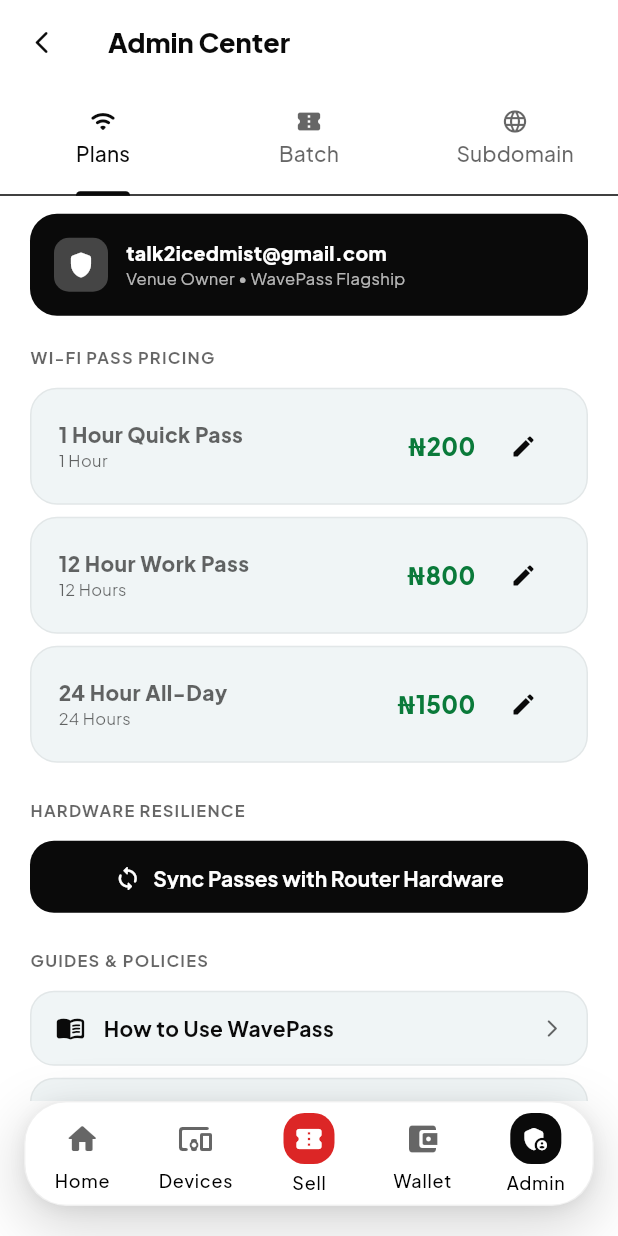
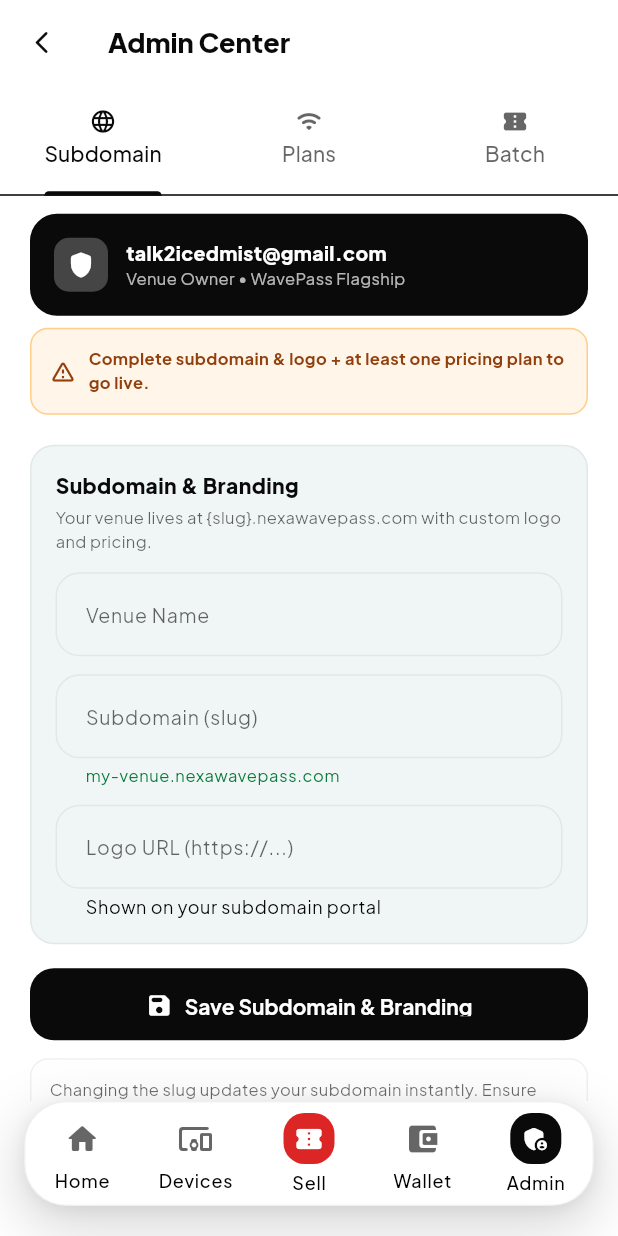
Before and after one commit to Icedmist/WavePass-Android, a Flutter app: the AdminManagementScreen screen opened by its route, on a phone screen of 412 x 824 dp. Run offline on Flutter 3.47's test engine with Material 3 defaults, Android fonts, the phone set to English and light mode, and no system bars; our stand-ins replace go_router, google_fonts, open_file, pdf, printing, shared_preferences and 1 more; missing offline and left inert: mobile_scanner; accounts and stored records are empty; network calls fail.

Commit message:
feat(mobile): sell data ring + admin subdomain first + Go Live gate

```diff
--- a/lib/screens/admin_management_screen.dart
+++ b/lib/screens/admin_management_screen.dart
@@ -4,6 +4,10 @@
 import '../core/services/supabase_service.dart';
 import '../core/services/wavepass_api.dart';
 import '../core/theme/app_theme.dart';
+import 'how_to_use_screen.dart';
+import 'login_screen.dart';
+import 'privacy_screen.dart';
+import 'terms_screen.dart';
 
 class AdminManagementScreen extends StatefulWidget {
   const AdminManagementScreen({super.key});
@@ -18,7 +22,6 @@
     {'name': '24 Hour All-Day', 'price': 1500, 'duration': '24 Hours'},
   ];
   bool _isSyncing = false;
-  // Subdomain tab state
   final _nameCtrl = TextEditingController();
   final _slugCtrl = TextEditingController();
   final _logoCtrl = TextEditingController();
@@ -68,19 +71,12 @@
     }
     setState(() => _savingVenue = true);
     try {
-      await WavePassApi.instance.clientPatch('/api/v1/venues/$_venueId', {'name': _nameCtrl.text.trim(), 'slug': slug, 'logoUrl': _logoCtrl.text.trim()});
+      await WavePassApi.instance.patchVenue(_venueId!, {'name': _nameCtrl.text.trim(), 'slug': slug, 'logoUrl': _logoCtrl.text.trim()});
       if (!mounted) return;
       ScaffoldMessenger.of(context).showSnackBar(SnackBar(content: Text('Venue updated: $slug.nexawavepass.com'), backgroundColor: AppColors.accentGreen));
     } catch (e) {
-      // fallback via direct http
-      try {
-        final res = await WavePassApi.instance.patchVenue(_venueId!, {'name': _nameCtrl.text.trim(), 'slug': slug, 'logoUrl': _logoCtrl.text.trim()});
       if (!mounted) return;
-        ScaffoldMessenger.of(context).showSnackBar(SnackBar(content: Text('Venue updated: ${res['slug']}.nexawavepass.com')));
-      } catch (e2) {
-        if (!mounted) return;
-        ScaffoldMessenger.of(context).showSnackBar(SnackBar(content: Text('Failed: $e2'), backgroundColor: AppColors.accentRed));
-      }
+      ScaffoldMessenger.of(context).showSnackBar(SnackBar(content: Text('Failed: $e'), backgroundColor: AppColors.accentRed));
     } finally {
       if (mounted) setState(() => _savingVenue = false);
     }
@@ -108,20 +104,43 @@
 
   @override
   Widget build(BuildContext context) {
+    final isReady = _venueId != null && _logoCtrl.text.trim().isNotEmpty && _plans.isNotEmpty;
     return DefaultTabController(
       length: 3,
       child: Scaffold(
         backgroundColor: AppColors.white,
-        appBar: AppBar(backgroundColor: AppColors.white, elevation: 0, leading: IconButton(icon: const Icon(Icons.arrow_back_ios_rounded, color: AppColors.primary, size: 18), onPressed: () => context.canPop() ? context.pop() : context.go(AppRouter.dashboard)), title: const Text("Admin Center", style: TextStyle(fontSize: 18, fontWeight: FontWeight.w900, color: AppColors.primary)), bottom: const TabBar(labelColor: AppColors.primary, unselectedLabelColor: AppColors.textLight, indicatorColor: AppColors.primary, indicatorWeight: 2.5, tabs: [Tab(icon: Icon(Icons.wifi_rounded, size: 18), text: 'Plans'), Tab(icon: Icon(Icons.confirmation_number_rounded, size: 18), text: 'Batch'), Tab(icon: Icon(Icons.language_rounded, size: 18), text: 'Subdomain')])),
+        appBar: AppBar(backgroundColor: AppColors.white, elevation: 0, leading: IconButton(icon: const Icon(Icons.arrow_back_ios_rounded, color: AppColors.primary, size: 18), onPressed: () => context.canPop() ? context.pop() : context.go(AppRouter.dashboard)), title: const Text("Admin Center", style: TextStyle(fontSize: 18, fontWeight: FontWeight.w900, color: AppColors.primary)), bottom: const TabBar(labelColor: AppColors.primary, unselectedLabelColor: AppColors.textLight, indicatorColor: AppColors.primary, indicatorWeight: 2.5, tabs: [Tab(icon: Icon(Icons.language_rounded, size: 18), text: 'Subdomain'), Tab(icon: Icon(Icons.wifi_rounded, size: 18), text: 'Plans'), Tab(icon: Icon(Icons.confirmation_number_rounded, size: 18), text: 'Batch')])),
         body: Column(children: [
           Padding(padding: const EdgeInsets.fromLTRB(20, 12, 20, 0), child: Container(padding: const EdgeInsets.all(16), decoration: BoxDecoration(color: AppColors.primary, borderRadius: BorderRadius.circular(18)), child: Row(children: [Container(width: 36, height: 36, decoration: BoxDecoration(color: Colors.white24, borderRadius: BorderRadius.circular(10)), child: const Icon(Icons.shield_rounded, color: Colors.white, size: 20)), const SizedBox(width: 12), const Expanded(child: Column(crossAxisAlignment: CrossAxisAlignment.start, children: [Text("talk2icedmist@gmail.com", style: TextStyle(fontSize: 13, fontWeight: FontWeight.w800, color: Colors.white)), Text("Venue Owner • WavePass Flagship", style: TextStyle(fontSize: 11, color: Colors.white70))]))]))),
+          if (!isReady)
+            Padding(padding: const EdgeInsets.fromLTRB(20, 8, 20, 0), child: Container(padding: const EdgeInsets.all(12), decoration: BoxDecoration(color: AppColors.warmSand.withValues(alpha: 0.2), borderRadius: BorderRadius.circular(12), border: Border.all(color: AppColors.warmSand)), child: const Row(children: [Icon(Icons.warning_amber_rounded, size: 18, color: Color(0xFF92400E)), SizedBox(width: 8), Expanded(child: Text('Complete subdomain & logo + at least one pricing plan to go live.', style: TextStyle(fontSize: 11, fontWeight: FontWeight.w700, color: Color(0xFF92400E))))]))),
           const SizedBox(height: 8),
           Expanded(child: TabBarView(children: [
-            // TAB 1: PLANS
+            // TAB 1: SUBDOMAIN
+            SingleChildScrollView(padding: const EdgeInsets.fromLTRB(20, 12, 20, 16), child: Column(crossAxisAlignment: CrossAxisAlignment.stretch, children: [
+              Container(padding: const EdgeInsets.all(16), decoration: BoxDecoration(color: AppColors.containerBg, borderRadius: BorderRadius.circular(16), border: Border.all(color: AppColors.cardBorder)), child: Column(crossAxisAlignment: CrossAxisAlignment.start, children: [
+                const Text("Subdomain & Branding", style: TextStyle(fontSize: 14, fontWeight: FontWeight.w800, color: AppColors.primary)),
+                const SizedBox(height: 4),
+                const Text("Your venue lives at {slug}.nexawavepass.com with custom logo and pricing.", style: TextStyle(fontSize: 11, color: AppColors.textLight)),
+                const SizedBox(height: 12),
+                if (_loadingVenue) const Center(child: CircularProgressIndicator(strokeWidth: 2)) else ...[
+                  TextField(controller: _nameCtrl, decoration: const InputDecoration(labelText: 'Venue Name', border: OutlineInputBorder())),
+                  const SizedBox(height: 12),
+                  TextField(controller: _slugCtrl, decoration: InputDecoration(labelText: 'Subdomain (slug)', border: const OutlineInputBorder(), helperText: _slugCtrl.text.isEmpty ? 'my-venue.nexawavepass.com' : '${_slugCtrl.text.toLowerCase()}.nexawavepass.com', helperStyle: const TextStyle(fontSize: 11, color: AppColors.accentGreen)), onChanged: (_) => setState(() {})),
+                  const SizedBox(height: 12),
+                  TextField(controller: _logoCtrl, decoration: const InputDecoration(labelText: 'Logo URL (https://...)', border: OutlineInputBorder(), helperText: 'Shown on your subdomain portal')),
+                ],
+              ])),
+              const SizedBox(height: 16),
+              SizedBox(height: 48, child: ElevatedButton.icon(onPressed: _savingVenue ? null : _saveVenue, icon: _savingVenue ? const SizedBox(width: 16, height: 16, child: CircularProgressIndicator(strokeWidth: 2, color: Colors.white)) : const Icon(Icons.save_rounded), label: Text(_savingVenue ? 'Saving...' : 'Save Subdomain & Branding'))),
+              const SizedBox(height: 12),
+              Container(padding: const EdgeInsets.all(12), decoration: BoxDecoration(color: AppColors.white, borderRadius: BorderRadius.circular(12), border: Border.all(color: AppColors.cardBorder)), child: const Text('Changing the slug updates your subdomain instantly. Ensure DNS wildcard *.nexawavepass.com points to your frontend.', style: TextStyle(fontSize: 11, color: AppColors.textLight))),
+            ])),
+            // TAB 2: PLANS
             SingleChildScrollView(padding: const EdgeInsets.fromLTRB(20, 12, 20, 16), child: Column(crossAxisAlignment: CrossAxisAlignment.stretch, children: [
               const Text("WI-FI PASS PRICING", style: TextStyle(fontSize: 11, fontWeight: FontWeight.w700, color: AppColors.textLight, letterSpacing: 0.8)),
               const SizedBox(height: 12),
-              ListView.separated(shrinkWrap: true, physics: const NeverScrollableScrollPhysics(), itemCount: _plans.length, separatorBuilder: (_, _) => const SizedBox(height: 8), itemBuilder: (c, i) {
+              ListView.separated(shrinkWrap: true, physics: const NeverScrollableScrollPhysics(), itemCount: _plans.length, separatorBuilder: (_, __) => const SizedBox(height: 8), itemBuilder: (c, i) {
                 final p = _plans[i];
                 return Container(padding: const EdgeInsets.symmetric(horizontal: 18, vertical: 14), decoration: BoxDecoration(color: AppColors.containerBg, borderRadius: BorderRadius.circular(18), border: Border.all(color: AppColors.cardBorder)), child: Row(mainAxisAlignment: MainAxisAlignment.spaceBetween, children: [Column(crossAxisAlignment: CrossAxisAlignment.start, children: [Text(p['name'], style: const TextStyle(fontWeight: FontWeight.w800, fontSize: 14)), Text(p['duration'], style: const TextStyle(fontSize: 11, color: AppColors.textLight))]), Row(children: [Text("₦${p['price']}", style: const TextStyle(fontSize: 16, fontWeight: FontWeight.w900, color: AppColors.accentGreen)), const SizedBox(width: 8), IconButton(icon: const Icon(Icons.edit_rounded, size: 18, color: AppColors.primary), onPressed: () => _editPrice(i))])]));
               }),
@@ -140,41 +159,14 @@
               const SizedBox(height: 24),
               SizedBox(height: 48, child: OutlinedButton.icon(onPressed: _handleLogout, icon: const Icon(Icons.logout_rounded, color: AppColors.accentRed, size: 18), label: const Text("Sign Out of Venue", style: TextStyle(color: AppColors.accentRed, fontWeight: FontWeight.w800)), style: OutlinedButton.styleFrom(side: BorderSide(color: AppColors.accentRed.withValues(alpha: 0.3)), shape: RoundedRectangleBorder(borderRadius: BorderRadius.circular(16))))),
             ])),
-            // TAB 2: BATCH
-            SingleChildScrollView(
-              padding: const EdgeInsets.fromLTRB(20, 12, 20, 16),
-              child: Column(crossAxisAlignment: CrossAxisAlignment.stretch, children: [
+            // TAB 3: BATCH
+            SingleChildScrollView(padding: const EdgeInsets.fromLTRB(20, 12, 20, 16), child: Column(crossAxisAlignment: CrossAxisAlignment.stretch, children: [
               Container(padding: const EdgeInsets.all(16), decoration: BoxDecoration(color: AppColors.containerBg, borderRadius: BorderRadius.circular(16), border: Border.all(color: AppColors.cardBorder)), child: const Column(crossAxisAlignment: CrossAxisAlignment.start, children: [Text("Batch Vouchers", style: TextStyle(fontSize: 14, fontWeight: FontWeight.w800, color: AppColors.primary)), SizedBox(height: 4), Text("Create up to 500 codes at once. Saved as PDF to device.", style: TextStyle(fontSize: 11, color: AppColors.textLight))])),
               const SizedBox(height: 16),
               SizedBox(height: 48, child: ElevatedButton.icon(onPressed: () => context.push(AppRouter.batchVouchers), icon: const Icon(Icons.picture_as_pdf_rounded), label: const Text('Open Batch Generator'))),
               const SizedBox(height: 12),
               SizedBox(height: 48, child: OutlinedButton.icon(onPressed: () => context.push(AppRouter.batchVouchers), icon: const Icon(Icons.save_rounded), label: const Text('Generate & Save PDF'))),
-              ]),
-            ),
-            // TAB 3: SUBDOMAIN
-            SingleChildScrollView(
-              padding: const EdgeInsets.fromLTRB(20, 12, 20, 16),
-              child: Column(crossAxisAlignment: CrossAxisAlignment.stretch, children: [
-                Container(padding: const EdgeInsets.all(16), decoration: BoxDecoration(color: AppColors.containerBg, borderRadius: BorderRadius.circular(16), border: Border.all(color: AppColors.cardBorder)), child: Column(crossAxisAlignment: CrossAxisAlignment.start, children: [
-                  const Text("Subdomain & Branding", style: TextStyle(fontSize: 14, fontWeight: FontWeight.w800, color: AppColors.primary)),
-                  const SizedBox(height: 4),
-                  const Text("Your venue lives at {slug}.nexawavepass.com with custom logo and pricing.", style: TextStyle(fontSize: 11, color: AppColors.textLight)),
-                  const SizedBox(height: 12),
-                  if (_loadingVenue) const Center(child: CircularProgressIndicator(strokeWidth: 2)),
-                  if (!_loadingVenue) ...[
-                    TextField(controller: _nameCtrl, decoration: const InputDecoration(labelText: 'Venue Name', border: OutlineInputBorder())),
-                    const SizedBox(height: 12),
-                    TextField(controller: _slugCtrl, decoration: InputDecoration(labelText: 'Subdomain (slug)', border: const OutlineInputBorder(), helperText: _slugCtrl.text.isEmpty ? 'my-venue.nexawavepass.com' : '${_slugCtrl.text.toLowerCase()}.nexawavepass.com', helperStyle: const TextStyle(fontSize: 11, color: AppColors.accentGreen)), onChanged: (_) => setState(() {})),
-                    const SizedBox(height: 12),
-                    TextField(controller: _logoCtrl, decoration: const InputDecoration(labelText: 'Logo URL (https://...)', border: OutlineInputBorder(), helperText: 'Shown on your subdomain portal')),
-                  ],
             ])),
-                const SizedBox(height: 16),
-                SizedBox(height: 48, child: ElevatedButton.icon(onPressed: _savingVenue ? null : _saveVenue, icon: _savingVenue ? const SizedBox(width: 16, height: 16, child: CircularProgressIndicator(strokeWidth: 2, color: Colors.white)) : const Icon(Icons.save_rounded), label: Text(_savingVenue ? 'Saving...' : 'Save Subdomain & Branding'))),
-                const SizedBox(height: 12),
-                Container(padding: const EdgeInsets.all(12), decoration: BoxDecoration(color: AppColors.white, borderRadius: BorderRadius.circular(12), border: Border.all(color: AppColors.cardBorder)), child: const Text('Changing the slug updates your subdomain instantly. Ensure DNS wildcard *.nexawavepass.com points to your frontend.', style: TextStyle(fontSize: 11, color: AppColors.textLight))),
-              ]),
-            ),
           ])),
         ]),
       ),
```
Also changed, not shown: lib/screens/sell_pass_screen.dart (+22 -0 lines). Lines whose indentation alone changed are shown as unchanged.
